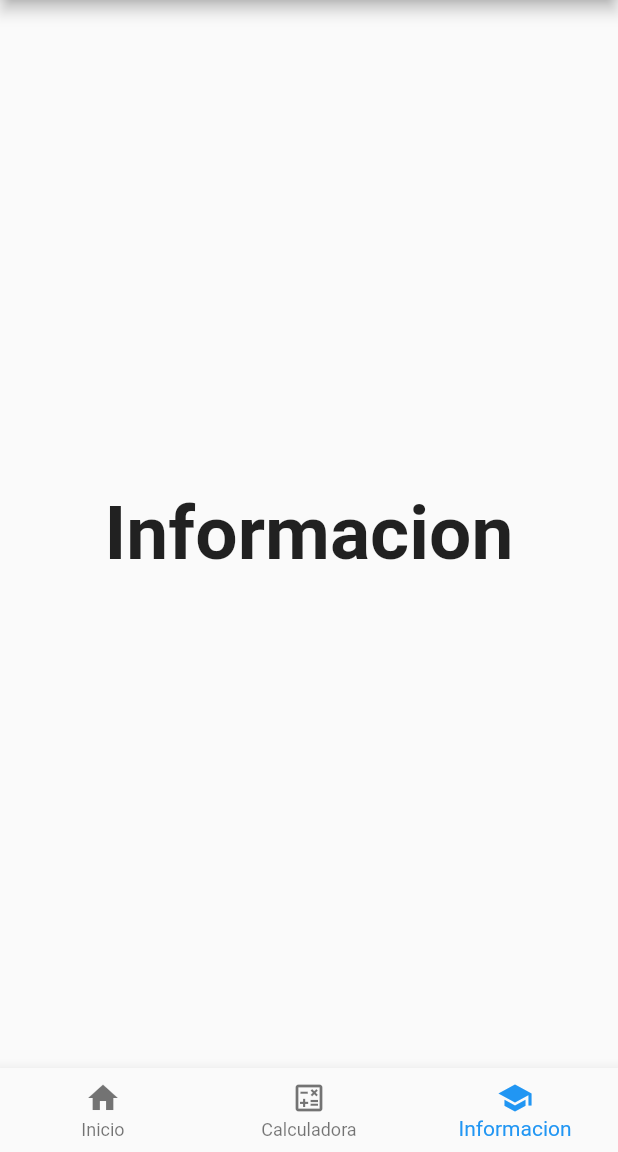
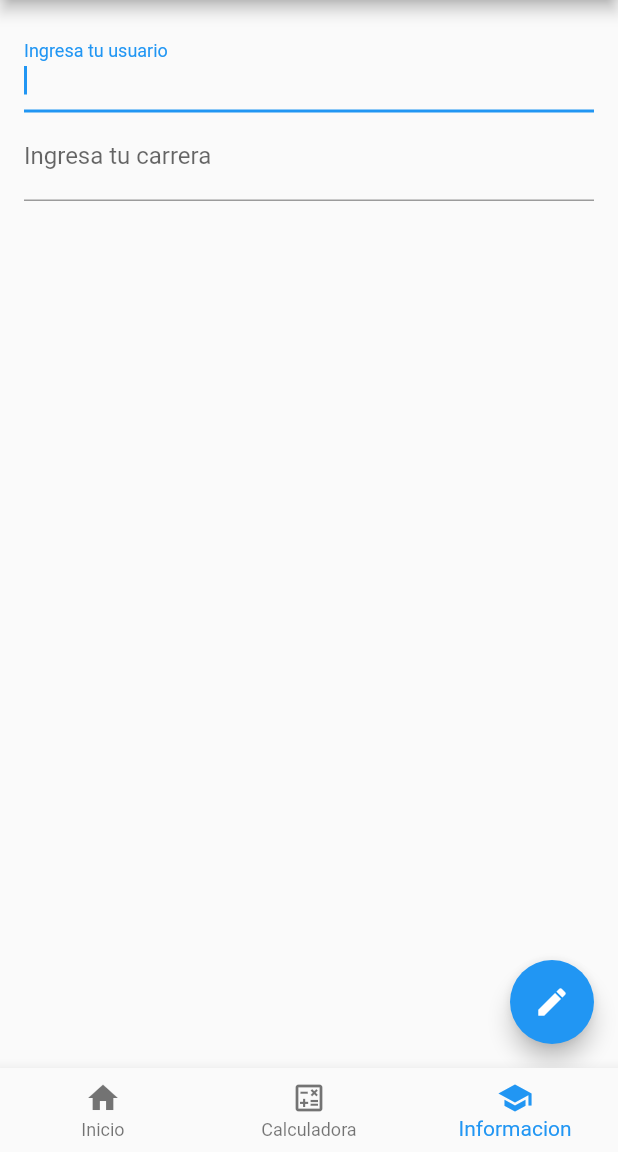
Before and after one commit to eriksnc/Programaci-nMovil, a Flutter app: the screen it shows after launch, item 3 of the bottom bar chosen, on a phone screen of 412 x 824 dp, the part 84-1236 px from its top. Run offline on Flutter 3.47's test engine with Material 2 defaults, Android fonts, the phone set to English and light mode, and no system bars.

Commit message:
se anexo cuadros de texto

```diff
--- a/Proyecto1/lib/barra.dart
+++ b/Proyecto1/lib/barra.dart
@@ -1,5 +1,6 @@
 import 'package:flutter/material.dart';
 import 'package:proyecto1/calculadora.dart';
+import 'package:proyecto1/cuadroDeTexto.dart';
 
 class barra extends StatefulWidget
 {
@@ -28,10 +29,8 @@
       style: optionStyle,
     ),
     calculadora(),
-    const Text(
-      'Informacion',
-      style: optionStyle,
-    ),
+   cuadroDeTexto(),
+
   ];
 
   @override
--- /dev/null
+++ b/Proyecto1/lib/cuadroDeTexto.dart
@@ -0,0 +1,60 @@
+import 'package:flutter/material.dart';
+
+class cuadroDeTexto extends StatefulWidget {
+  const cuadroDeTexto({Key? key}) : super(key: key);
+  @override
+  _cuadrotextoState createState() => _cuadrotextoState();
+}
+
+class _cuadrotextoState extends State<cuadroDeTexto>{
+  late FocusNode myFocusNode;
+
+  @override
+  void initState() {
+    super.initState();
+    myFocusNode = FocusNode();
+  }
+
+  @override
+  void dispose() {
+    // Limpia el nodo focus cuando se haga dispose al formulario
+    myFocusNode.dispose();
+    super.dispose();
+  }
+
+  @override
+  Widget build(BuildContext context) {
+    return Scaffold(
+      body: Padding(
+        padding: const EdgeInsets.all(16.0),
+        child: Column(
+          children: [
+            // El primer campo de texto se enfocará tan pronto como se inicie la aplicación
+            TextField(
+              decoration: InputDecoration(
+                  labelText: 'Ingresa tu usuario'
+              ),
+              autofocus: true,
+            ),
+            // El segundo campo de texto se enfocará cuando un usuario pulse el
+            // FloatingActionButton
+            TextField(
+              decoration: InputDecoration(
+                  labelText: 'Ingresa tu carrera'
+              ),
+              focusNode: myFocusNode,
+            ),
+          ],
+        ),
+      ),
+
+      floatingActionButton: FloatingActionButton(
+        // Cuando el botón es pulsado, pide a Flutter que haga focus sobre nuestro
+        // campo de texto usando myFocusNode.
+        onPressed: () => FocusScope.of(context).requestFocus(myFocusNode),
+        tooltip: 'Focus Second Text Field',
+        child: Icon(Icons.edit),
+      ), // Esta coma final hace que el auto-formatting sea más agradable para los métodos build.
+    );
+  }
+}
```
